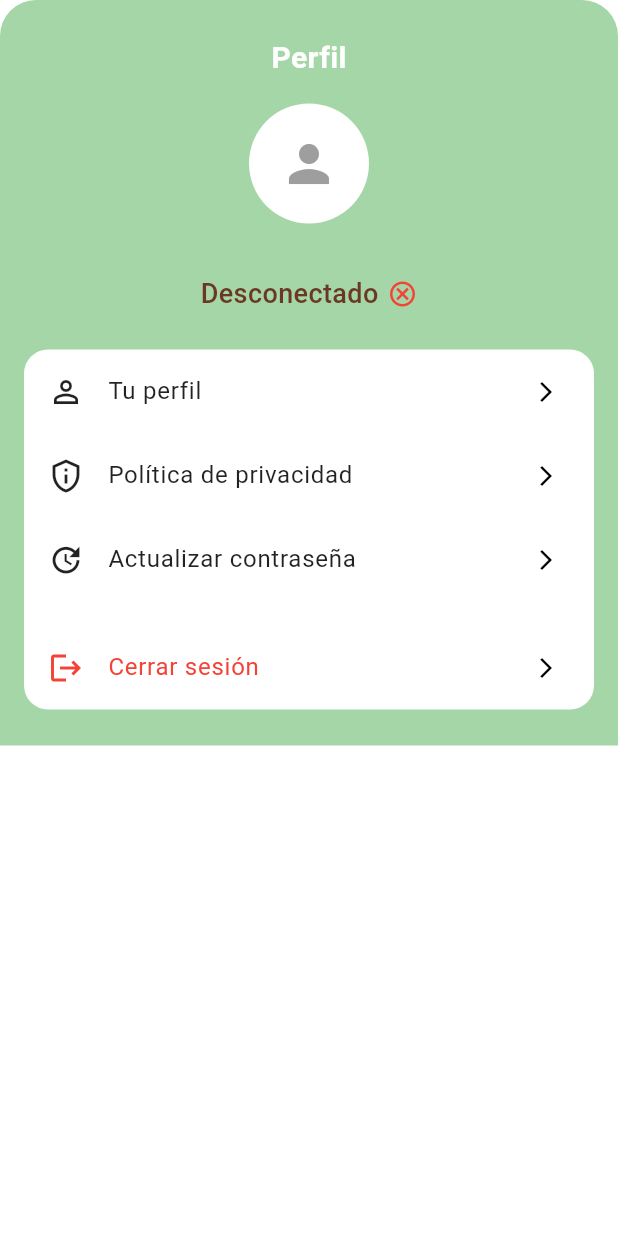
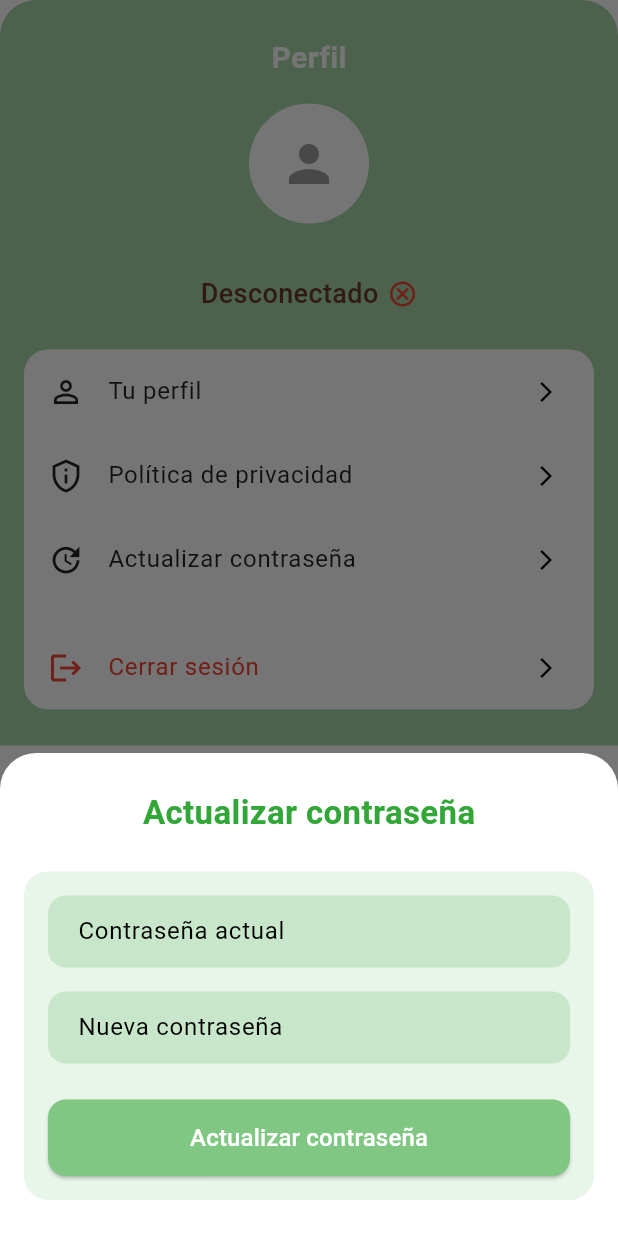
Before and after one commit to SantiReRo19/gtu_driver_app, a Flutter app: the ProfileDrawer widget shown alone on an empty page, opened directly with empty values, after a tap on "Actualizar contraseña", on a phone screen of 412 x 824 dp. Run offline on Flutter 3.47's test engine with Material 3 defaults, Android fonts, the phone set to English and light mode, and no system bars; our stand-ins replace google_fonts, shared_preferences; accounts and stored records are empty.

Commit message:
update_password widget

```diff
--- a/lib/driver_app/presentation/widgets/profile_drawer.dart
+++ b/lib/driver_app/presentation/widgets/profile_drawer.dart
@@ -1,4 +1,5 @@
 import 'package:flutter/material.dart';
+import 'package:gtu_driver_app/driver_app/presentation/widgets/update_password.dart';
 
 class ProfileDrawer extends StatelessWidget {
   final String name;
@@ -16,6 +17,21 @@ class ProfileDrawer extends StatelessWidget {
   });
 
   bool get isConnected => false; // Simulación de estado de conexión
+
+  void showUpdatePasswordDrawer(BuildContext context) {
+    showModalBottomSheet(
+      context: context,
+      isScrollControlled: true,
+      backgroundColor: Colors.transparent,
+      builder: (_) => UpdatePasswordDrawer(
+        onUpdate: (oldPass, newPass) {
+          // Aquí puedes hacer la petición al backend para cambiar la contraseña
+          print('Contraseña anterior: $oldPass');
+          print('Nueva contraseña: $newPass');
+        },
+      ),
+    );
+  }
 
   @override
   Widget build(BuildContext context) {
@@ -89,14 +105,16 @@ class ProfileDrawer extends StatelessWidget {
                 ),
                 child: Column(
                   children: [
-                    _buildTile(Icons.person_outline, 'Tu perfil'),
+                    _buildTile(context, Icons.person_outline, 'Tu perfil'),
                     _buildTile(
+                      context,
                       Icons.privacy_tip_outlined,
                       'Política de privacidad',
                     ),
-                    _buildTile(Icons.update, 'Actualizar contraseña'),
+                    _buildTile(context, Icons.update, 'Actualizar contraseña'),
                     const Divider(),
                     _buildTile(
+                      context,
                       Icons.logout,
                       'Cerrar sesión',
                       color: Colors.red,
@@ -112,6 +130,7 @@ class ProfileDrawer extends StatelessWidget {
   }
 
   Widget _buildTile(
+    BuildContext context,
     IconData icon,
     String title, {
     Color color = Colors.black87,
@@ -122,7 +141,30 @@ class ProfileDrawer extends StatelessWidget {
       trailing: const Icon(Icons.arrow_forward_ios, size: 16),
       onTap: () {
         // Acción por item
+        if (title == 'Actualizar contraseña') {
+          showUpdatePasswordPanel(context);
+        } else if (title == 'Cerrar sesión') {
+          // Aquí puedes implementar la lógica para cerrar sesión
+          print('Cerrar sesión');
+        } else {
+          print('Navegar a $title');
+        }
       },
     );
   }
+
+  void showUpdatePasswordPanel(BuildContext context) {
+    showModalBottomSheet(
+      context: context,
+      isScrollControlled: true,
+      backgroundColor: Colors.transparent,
+      builder: (_) => UpdatePasswordDrawer(
+        onUpdate: (oldPass, newPass) {
+          // Aquí puedes hacer la petición al backend para cambiar la contraseña
+          print('Contraseña anterior: $oldPass');
+          print('Nueva contraseña: $newPass');
+        },
+      ),
+    );
+  }
 }
--- /dev/null
+++ b/lib/driver_app/presentation/widgets/update_password.dart
@@ -0,0 +1,118 @@
+import 'package:flutter/material.dart';
+
+class UpdatePasswordDrawer extends StatelessWidget {
+  final void Function(String oldPassword, String newPassword) onUpdate;
+
+  const UpdatePasswordDrawer({super.key, required this.onUpdate});
+
+  @override
+  Widget build(BuildContext context) {
+    final oldPasswordController = TextEditingController();
+    final newPasswordController = TextEditingController();
+
+    return LayoutBuilder(
+      builder: (context, constraints) {
+        final isSmallScreen = constraints.maxWidth < 600;
+        final keyboardHeight = MediaQuery.of(context).viewInsets.bottom;
+
+        return Container(
+          decoration: BoxDecoration(
+            color: Colors.white,
+            borderRadius: const BorderRadius.vertical(top: Radius.circular(24)),
+          ),
+          padding: EdgeInsets.only(
+            left: isSmallScreen ? 16 : 32,
+            right: isSmallScreen ? 16 : 32,
+            top: isSmallScreen ? 24 : 32,
+            bottom: keyboardHeight > 0
+                ? keyboardHeight
+                : (isSmallScreen ? 24 : 32),
+          ),
+          child: SingleChildScrollView(
+            child: Column(
+              mainAxisSize: MainAxisSize.min,
+              children: [
+                const Text(
+                  'Actualizar contraseña',
+                  style: TextStyle(
+                    fontSize: 22,
+                    fontWeight: FontWeight.bold,
+                    color: Color.fromARGB(255, 50, 167, 56),
+                  ),
+                ),
+                const SizedBox(height: 24),
+                Container(
+                  decoration: BoxDecoration(
+                    color: Colors.green[50],
+                    borderRadius: BorderRadius.circular(16),
+                  ),
+                  padding: const EdgeInsets.all(16),
+                  child: Column(
+                    children: [
+                      _buildPasswordField(
+                        controller: oldPasswordController,
+                        hint: 'Contraseña actual',
+                      ),
+                      const SizedBox(height: 16),
+                      _buildPasswordField(
+                        controller: newPasswordController,
+                        hint: 'Nueva contraseña',
+                      ),
+                      const SizedBox(height: 24),
+                      SizedBox(
+                        width: double.infinity,
+                        child: ElevatedButton(
+                          onPressed: () {
+                            onUpdate(
+                              oldPasswordController.text.trim(),
+                              newPasswordController.text.trim(),
+                            );
+                            Navigator.pop(context); // Cierra el panel
+                          },
+                          style: ElevatedButton.styleFrom(
+                            backgroundColor: Colors.green[300],
+                            padding: const EdgeInsets.symmetric(vertical: 14),
+                            shape: RoundedRectangleBorder(
+                              borderRadius: BorderRadius.circular(12),
+                            ),
+                          ),
+                          child: const Text(
+                            'Actualizar contraseña',
+                            style: TextStyle(fontSize: 16, color: Colors.white),
+                          ),
+                        ),
+                      ),
+                    ],
+                  ),
+                ),
+              ],
+            ),
+          ),
+        );
+      },
+    );
+  }
+
+  Widget _buildPasswordField({
+    required TextEditingController controller,
+    required String hint,
+  }) {
+    return TextField(
+      controller: controller,
+      obscureText: true,
+      decoration: InputDecoration(
+        hintText: hint,
+        filled: true,
+        fillColor: Colors.green[100],
+        border: OutlineInputBorder(
+          borderRadius: BorderRadius.circular(12),
+          borderSide: BorderSide.none,
+        ),
+        contentPadding: const EdgeInsets.symmetric(
+          horizontal: 16,
+          vertical: 12,
+        ),
+      ),
+    );
+  }
+}
```
